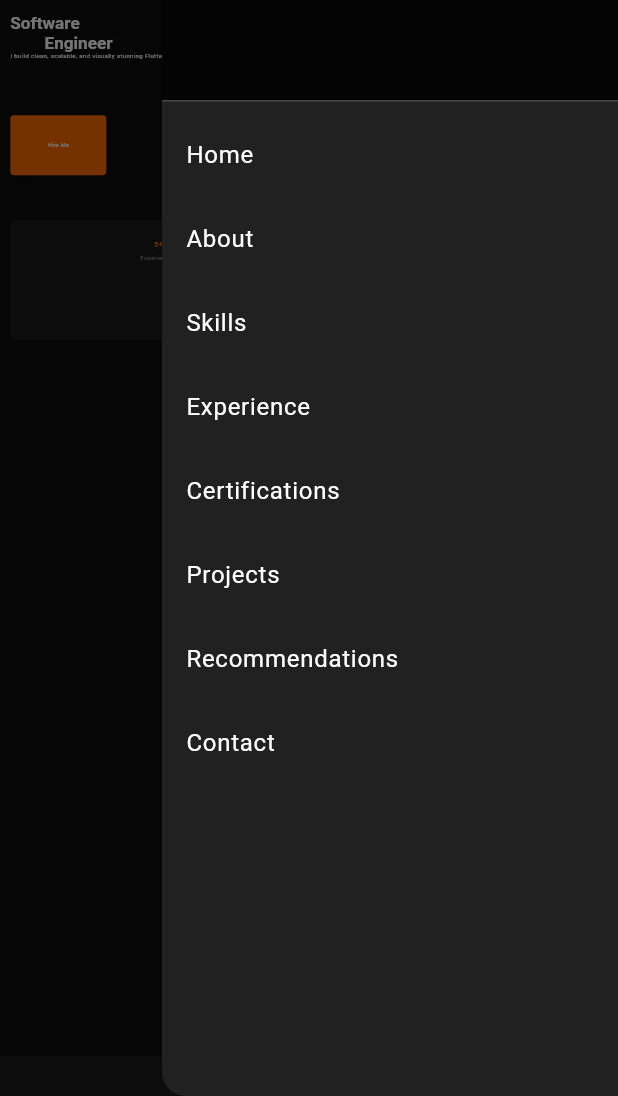
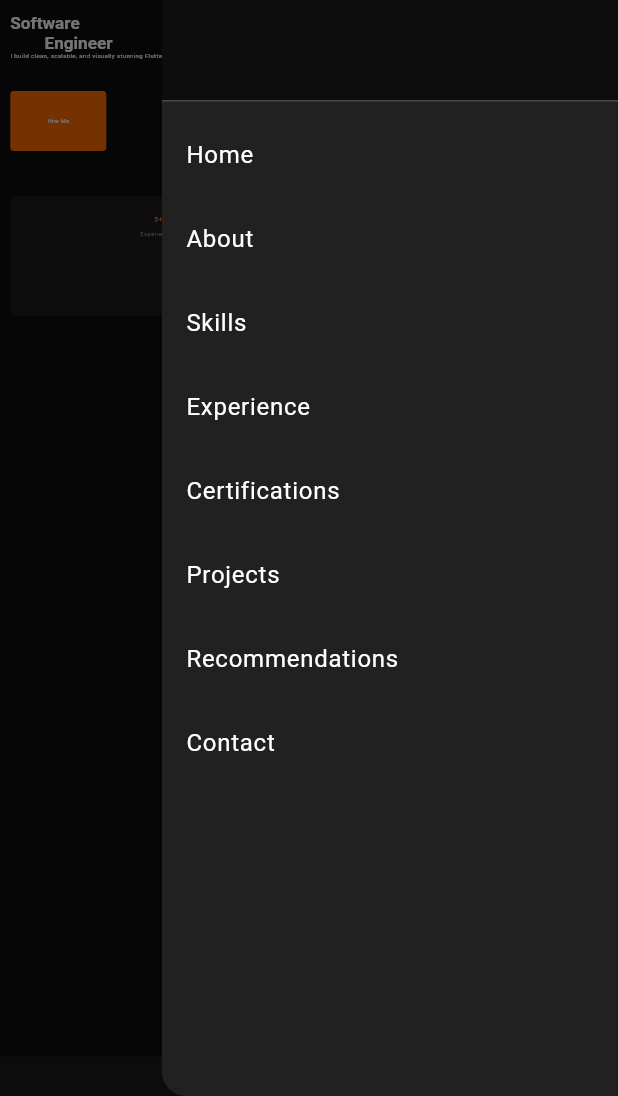
Before and after one commit to DEVS3010/my_portoflio, a Flutter app: the screen it shows after launch, after a tap on the "menu" icon, on a phone screen of 412 x 824 dp, the part 140-1236 px from its top. Run offline on Flutter 3.47's test engine with Material 3 defaults, Android fonts, the phone set to English and light mode, and no system bars; drawn by our look-alikes of flutter_animate; our stand-ins replace device_preview, flutter_screenutil, flutter_svg; network calls fail.

Commit message:
feat: Update UI components for better responsiveness and layout adjustments

```diff
--- a/lib/ui/components/app_button_widget.dart
+++ b/lib/ui/components/app_button_widget.dart
@@ -40,7 +40,7 @@ class AppButtonWidget extends StatelessWidget {
           if (icon != null)
             Padding(
               padding: EdgeInsets.only(right: 8.0.w),
-              child: Icon(icon, size: 24.0.sp, color: AppColors.white),
+              child: Icon(icon, size: 24.0, color: AppColors.white),
             ),
 
           Text(
--- a/lib/ui/components/project_card_widget.dart
+++ b/lib/ui/components/project_card_widget.dart
@@ -24,10 +24,10 @@ class _ProjectCardWidgetState extends State<ProjectCardWidget> {
     final isMobile = Responsive.isMobile(context);
 
     return Container(
-      width: isMobile ? 250.w : 450.w,
-      height: 700.h,
+      width: isMobile ? 200.w : 450.w,
+      height:  isMobile ? 500.h : 700.h,
       decoration: BoxDecoration(
-        color: AppColors.surface,
+        color: AppColors.background,
         borderRadius: BorderRadius.circular(15.r),
         boxShadow: [
           BoxShadow(
@@ -38,10 +38,11 @@ class _ProjectCardWidgetState extends State<ProjectCardWidget> {
         ],
       ),
       child: Column(
+        crossAxisAlignment: CrossAxisAlignment.start,
         children: [
           /// Image Carousel
           SizedBox(
-            height: 400.h,
+            height: isMobile ? 200.h : 400.h,
             child: PageView.builder(
               itemCount: project.images.length,
               onPageChanged: (index) => setState(() => _activeIndex = index),
@@ -98,7 +99,7 @@ class _ProjectCardWidgetState extends State<ProjectCardWidget> {
                 Text(
                   project.description,
                   style: TextStyle(fontSize: 13.sp, color: AppColors.text),
-                  maxLines: 2,
+                  maxLines: 3,
                   overflow: TextOverflow.ellipsis,
                 ),
                 SizedBox(height: 12.h),
@@ -114,7 +115,31 @@ class _ProjectCardWidgetState extends State<ProjectCardWidget> {
           ),
 
           /// Buttons
+          isMobile?
+          Padding(
+            padding:  EdgeInsets.symmetric(horizontal: 16.w),
+            child: Column(
+              crossAxisAlignment: CrossAxisAlignment.start,
+              children: [
+                AppButtonWidget(
+                  icon: Icons.code,
+                  title: 'Code',
+                  onPressed: () => launchUrl(Uri.parse(project.link)),
+                  color: AppColors.primary,
+                ),
+                SizedBox(height: 8.w),
+                AppButtonWidget(
+                  icon: Icons.open_in_new,
+                  title: 'Live Demo',
+                  onPressed: () => launchUrl(Uri.parse(project.link)),
+                  color: AppColors.primary,
+                  hasBorder: true,
+                ),
+              ],
+            ),
+          ):
           Row(
+            mainAxisAlignment: MainAxisAlignment.center,
             children: [
               AppButtonWidget(
                 icon: Icons.code,
@@ -122,7 +147,7 @@ class _ProjectCardWidgetState extends State<ProjectCardWidget> {
                 onPressed: () => launchUrl(Uri.parse(project.link)),
                 color: AppColors.primary,
               ),
-              SizedBox(width: 8.w),
+              SizedBox(width: 16.w),
               AppButtonWidget(
                 icon: Icons.open_in_new,
                 title: 'Live Demo',
--- a/lib/ui/layout/navbar_and_footer.dart
+++ b/lib/ui/layout/navbar_and_footer.dart
@@ -130,7 +130,6 @@ Widget _logoInTheCenter() {
             fontSize: 16.sp,
           ),
         ),
-        SizedBox(width: 32.w),
       ],
     ),
   );
@@ -149,7 +148,7 @@ class NavbarDrawer extends StatelessWidget {
         padding: EdgeInsets.zero,
         children: [
           DrawerHeader(
-            decoration: const BoxDecoration(color: Colors.black87),
+            decoration:  BoxDecoration(color: AppColors.background),
             child: _logoInTheCenter(),
           ),
           ...sectionKeys.keys.map(
--- a/lib/ui/pages/home_page.dart
+++ b/lib/ui/pages/home_page.dart
@@ -1,6 +1,5 @@
 import 'package:flutter/material.dart';
 import 'package:flutter_screenutil/flutter_screenutil.dart';
-import 'package:my_portfolio/core/app_text_styles.dart';
 import 'package:my_portfolio/ui/layout/navbar_and_footer.dart';
 
 import '../../data/sections_data.dart';
@@ -101,6 +100,10 @@ class _HomePageState extends State<HomePage> {
                       key: GlobalKey(),
                       child: sections[5].section,
                     ),
+                    KeyedSubtree(
+                      key: GlobalKey(),
+                      child: sections[6].section,
+                    ),
                     // ...sections.map((section) {
                     //   final key = sectionKeys[section.name];
                     //   return KeyedSubtree(
--- a/lib/ui/sections/header_section.dart
+++ b/lib/ui/sections/header_section.dart
@@ -89,8 +89,7 @@ class HeaderSection extends StatelessWidget {
           style:
               isMobile ? AppTextStyles.font14White : AppTextStyles.font21White,
         ),
-
-        SizedBox(height: 40.h),
+        isMobile ? SizedBox(height: 20.h) : SizedBox(height: 40.h),
 
         Row(
           children: [
--- a/lib/ui/sections/projects_section.dart
+++ b/lib/ui/sections/projects_section.dart
@@ -2,7 +2,6 @@ import 'package:flutter/material.dart';
 import 'package:flutter_screenutil/flutter_screenutil.dart';
 import 'package:flutter_animate/flutter_animate.dart';
 import 'package:my_portfolio/ui/components/project_card_widget.dart';
-import 'package:url_launcher/url_launcher.dart';
 import '../../../core/app_colors.dart';
 import '../../../data/portfolio_data.dart';
 import '../../core/app_text_styles.dart';
@@ -16,15 +15,13 @@ class ProjectsSection extends StatefulWidget {
 }
 
 class _ProjectsSectionState extends State<ProjectsSection> {
-  final int _visibleCount = 3;
 
   @override
   Widget build(BuildContext context) {
-    final isExpanded = _visibleCount >= profile.projects.length;
     final isMobile = Responsive.isMobile(context);
 
     return Container(
-      color: AppColors.background,
+      color: AppColors.surface,
 
       padding: EdgeInsets.symmetric(horizontal: 24.w, vertical: 64.h),
       child: Column(
@@ -49,7 +46,7 @@ class _ProjectsSectionState extends State<ProjectsSection> {
           ),
           SizedBox(height: 20.h),
           SizedBox(
-            height: 700.h,
+            height: isMobile? 500.h : 700.h,
             child: ListView.separated(
               scrollDirection: Axis.horizontal,
               itemBuilder:
--- a/lib/ui/sections/recommendations_section.dart
+++ b/lib/ui/sections/recommendations_section.dart
@@ -1,8 +1,11 @@
 import 'package:flutter/material.dart';
+import 'package:flutter_animate/flutter_animate.dart';
 import 'package:flutter_screenutil/flutter_screenutil.dart';
 import 'package:flutter_svg/svg.dart';
 import 'package:url_launcher/url_launcher.dart';
 import '../../../core/app_colors.dart';
+import '../../core/app_text_styles.dart';
+import '../../core/responsive_helper.dart';
 import '../../data/recommendations_data.dart';
 
 class RecommendationsSection extends StatefulWidget {
@@ -18,6 +21,7 @@ class _RecommendationsSectionState extends State<RecommendationsSection> {
 
   @override
   Widget build(BuildContext context) {
+    final isMobile = Responsive.isMobile(context);
     return Container(
       color: AppColors.background,
       padding: EdgeInsets.symmetric(horizontal: 24.w, vertical: 64.h),
@@ -26,23 +30,23 @@ class _RecommendationsSectionState extends State<RecommendationsSection> {
         children: [
           Text(
             'Recommendations',
-            style: TextStyle(
-              fontSize: 32.sp,
-              fontWeight: FontWeight.bold,
-              color: AppColors.white,
-            ),
-          ),
+            style: isMobile
+                    ? AppTextStyles.font21White.copyWith(
+                      fontWeight: FontWeight.bold,
+                    )
+                    : AppTextStyles.font32WhiteBold,
+          ).animate().fadeIn().slideY(begin: 0.1),
           SizedBox(height: 12.h),
           Text(
             'Here’s what people say about working with me.',
             style: TextStyle(fontSize: 14.sp, color: AppColors.text),
             textAlign: TextAlign.center,
           ),
-          SizedBox(height: 40.h),
+          SizedBox(height: isMobile ? 20.h : 40.h),
 
           /// Scrollable PageView
           SizedBox(
-            height: 350.h,
+            height:  isMobile ? 250.h : 350.h,
             child: PageView.builder(
               controller: _pageController,
               itemCount: recommendations.length,
@@ -67,19 +71,10 @@ class _RecommendationsSectionState extends State<RecommendationsSection> {
                   child: Column(
                     children: [
                       CircleAvatar(
-                        radius: 36.r,
+                        radius: isMobile ? 25.r : 36.r,
                         backgroundImage: NetworkImage(testimonial.image),
                       ),
-                      SizedBox(height: 20.h),
-                      Text(
-                        '"${testimonial.comment}"',
-                        textAlign: TextAlign.center,
-                        style: TextStyle(
-                          fontSize: 14.sp,
-                          color: AppColors.text,
-                        ),
-                      ),
-                      SizedBox(height: 12.h),
+                      SizedBox(height: isMobile ? 12.h : 20.h),
                       Text(
                         testimonial.name,
                         style: TextStyle(
@@ -90,8 +85,13 @@ class _RecommendationsSectionState extends State<RecommendationsSection> {
                       ),
                       Text(
                         testimonial.role,
-                        style: TextStyle(
-                          fontSize: 12.sp,
+                        style: isMobile ? AppTextStyles.font12Text : AppTextStyles.font12Text,
+                      ),
+                      SizedBox(height: isMobile ? 6.h : 12.h),
+                      Text(
+                        '"${testimonial.comment}"',
+                        textAlign: TextAlign.center,
+                        style: isMobile ? AppTextStyles.font12Text : AppTextStyles.font14.copyWith(
                           color: AppColors.text,
                         ),
                       ),
```
Also changed, not shown: 3 other files.
